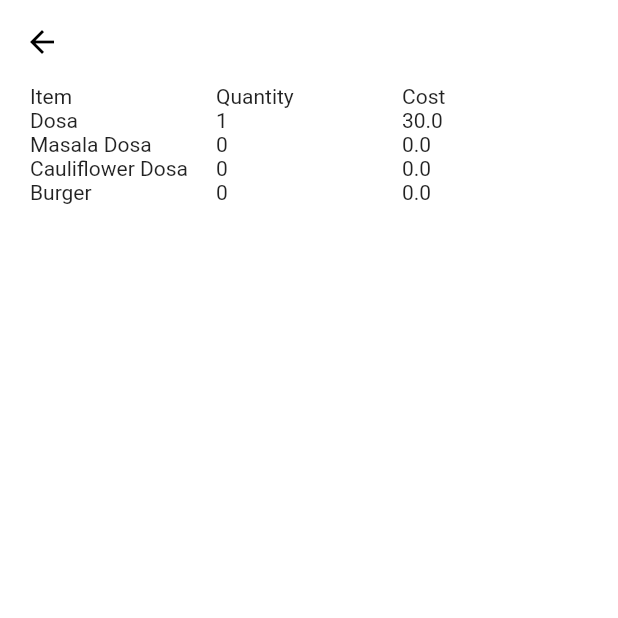
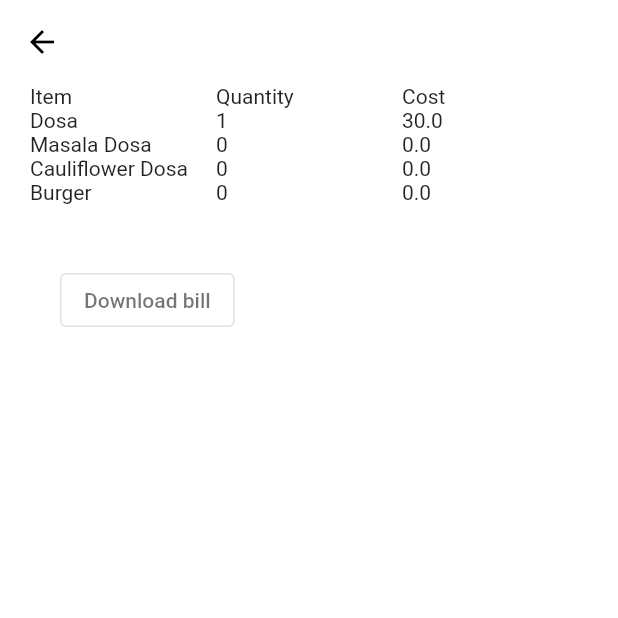
Before and after one commit to gowthammg12/ineuron-dinein, a Flutter app: the OrderHistoryScreen screen opened directly, on a phone screen of 412 x 824 dp, the top half of it. Run offline on Flutter 3.47's test engine with Material 2 defaults, Android fonts, the phone set to English and light mode, and no system bars; our stand-ins replace animated_text_kit, equatable, firebase_auth, firebase_core, flutter_bloc, smooth_star_rating_null_safety and 1 more; accounts and stored records are empty.

Commit message:
order history page download button added

```diff
--- a/lib/screens/order_history_screen.dart
+++ b/lib/screens/order_history_screen.dart
@@ -57,7 +57,9 @@ class OrderHistoryScreen extends StatelessWidget {
         width: double.infinity,
         child: Padding(
           padding: const EdgeInsets.symmetric(horizontal: 20.0),
-          child: Table(
+          child: Column(
+            children: [
+              Table(
                 children: [
                   TableRow(
                     children: [
@@ -77,8 +79,25 @@ class OrderHistoryScreen extends StatelessWidget {
                       .toList(),
                 ],
               ),
+              Align(
+                alignment: Alignment.centerLeft,
+                child: Padding(
+                                padding: const EdgeInsets.only(left: 20.0, right: 20,top: 40
+                                ),
+                                child: OutlinedButton(
+                                  child: Text(
+                                    "Download bill",
+                                    style: TextStyle(color: Colors.black54),
+                                  ),
+                                  onPressed: () {},
                                 ),
                               ),
+              ),
+            ],
+          ),
+        ),
+      ),
+
     );
   }
 }
```
Lines whose indentation alone changed are shown as unchanged.
